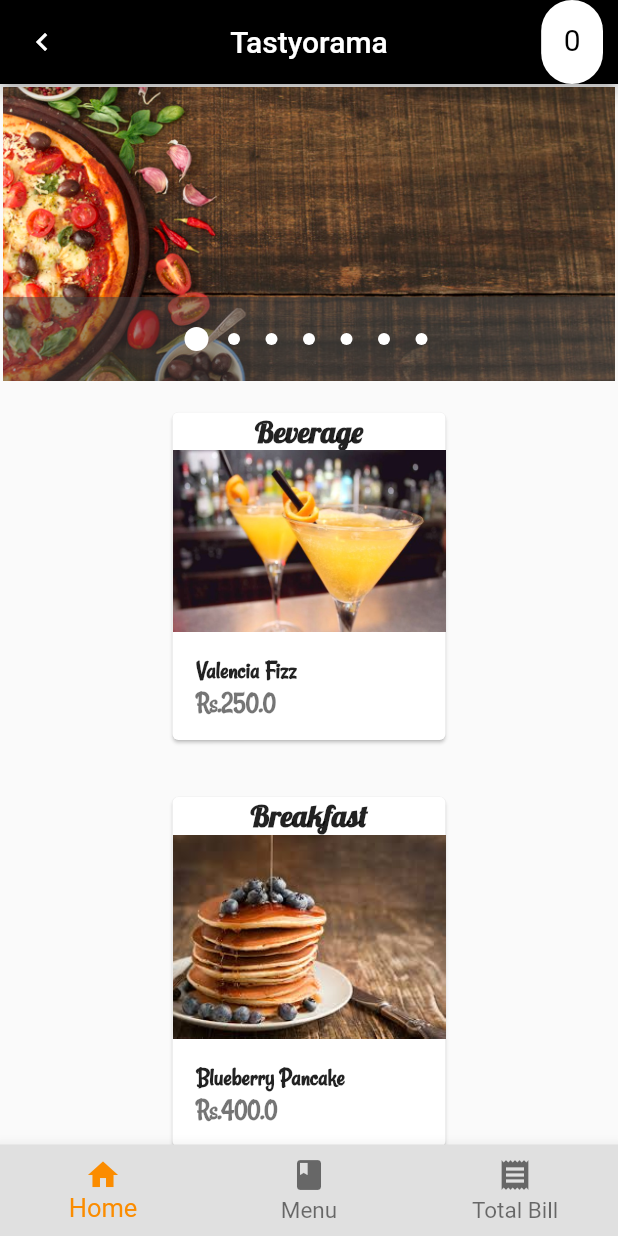
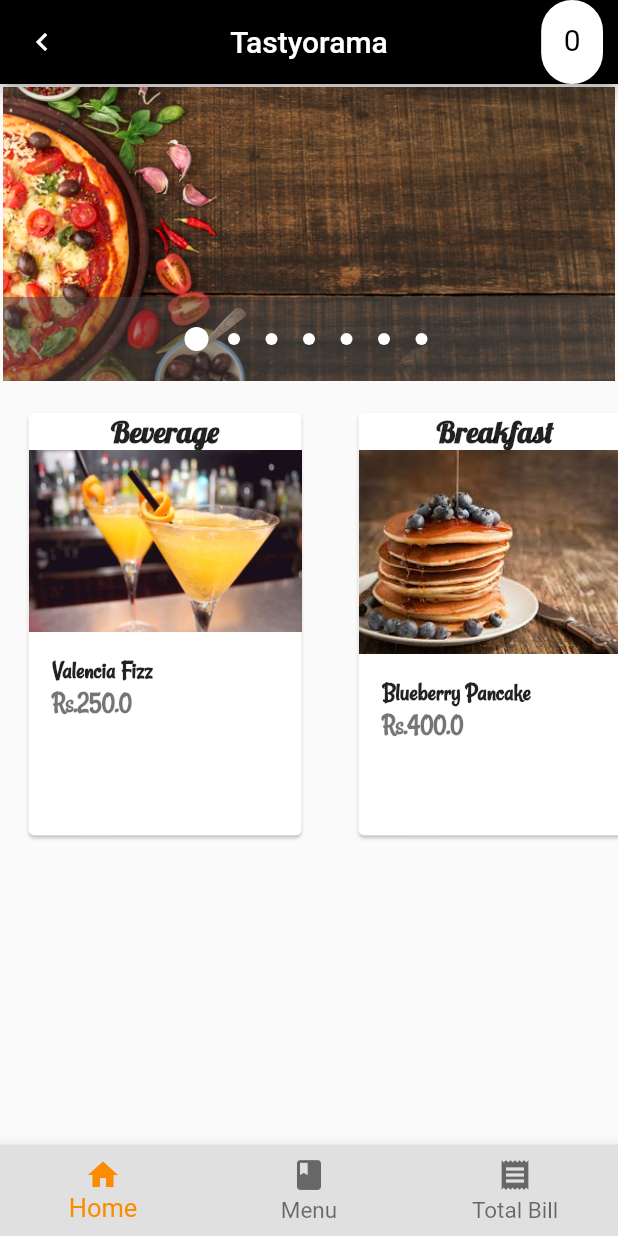
Before and after one commit to 20bvsa56/FYP, a Flutter app: the screen it shows after launch, after a tap on "Proceed", on a phone screen of 412 x 824 dp. Run offline on Flutter 3.47's test engine with Material 2 defaults, Android fonts, the phone set to English and light mode, and no system bars; drawn by our look-alikes of carousel_pro; our stand-ins replace rxdart; missing offline and left inert: bloc_pattern.

Commit message:
special food item added to the list view dynamically

```diff
--- a/lib/Specials/specialcategory.dart
+++ b/lib/Specials/specialcategory.dart
@@ -20,15 +20,25 @@ class _SpecialCategoryState extends State<SpecialCategory> {
           children: <Widget>[
             ImageCarousel(),
             //searchBar(),
-            // categories(),
-            for (var specialFoodItem in sfoodItemList.specialFoodItems)//loop through every food items present in the list
-              SpecialItemContainer(specialFoodItem : specialFoodItem)
-
+            display(),
           ],
         ),
       ),
     );
   }
+}
+
+Widget display(){
+ return Container(
+    height: 320,
+    child: ListView(
+       scrollDirection: Axis.horizontal,
+       children:<Widget>[
+          for (var specialFoodItem in sfoodItemList.specialFoodItems)//loop through every food items present in the list
+          SpecialItemContainer(specialFoodItem : specialFoodItem)
+       ]
+   ),
+ );
 }
 
 class SpecialItemContainer extends StatelessWidget {
@@ -108,7 +118,7 @@ class SpecialItems extends StatelessWidget {
                  ),
                )
             );
-  }
+}
 }
 
 Widget searchBar(){
@@ -129,59 +139,3 @@ Widget searchBar(){
     ],
   );
 }
-
-// class CategoryListItem  extends StatelessWidget {
-//   //creating member variables
-//   final String categoryTitle;
-//   final String categoryImage;
-//   final String categoryName;
-//   final String categoryPrice;
-
-
-//     CategoryListItem({
-//      this.categoryName,
-//      this.categoryImage,
-//      this.categoryPrice,
-//      this.categoryTitle,
-
-//   });
-
-//   @override
-//   Widget build(BuildContext context) {
-
-// }
-
-// Widget categories(){
-//   return Container(
-//     height: 320,
-//     child: ListView(
-//       scrollDirection: Axis.horizontal,
-//       children:<Widget>[
-//         CategoryListItem(//custom widget
-//           categoryTitle: 'Beverage',
-//           categoryName: 'Valencia Fizz',
-//           categoryPrice: 'Rs. 250',
-//           categoryImage: 'images/ValenciaFizz.jpg',
-//         ),
-//         CategoryListItem(
-//           categoryTitle: 'Breakfast',
-//           categoryName: 'Blueberry Pancake',
-//           categoryPrice: 'Rs. 400',
-//           categoryImage: 'images/pancake.jpg',
-//         ),
-//          CategoryListItem(//custom widget
-//           categoryTitle: 'Lunch',
-//           categoryName: 'Bacon Double Cheeseburger Grilled Cheese Sandwich',
-//           categoryPrice: 'Rs. 320',
-//           categoryImage: 'images/bacon_cheese.jpg',
-//         ),
-//          CategoryListItem(//custom widget
-//           categoryTitle: 'Dinner',
-//           categoryName: 'Nepali Thakali Khana Set',
-//           categoryPrice: 'Rs. 400',
-//           categoryImage: 'images/thakali.jpg',
-//         ),
-//       ],
-//     ),
-//   );
-// }
```
